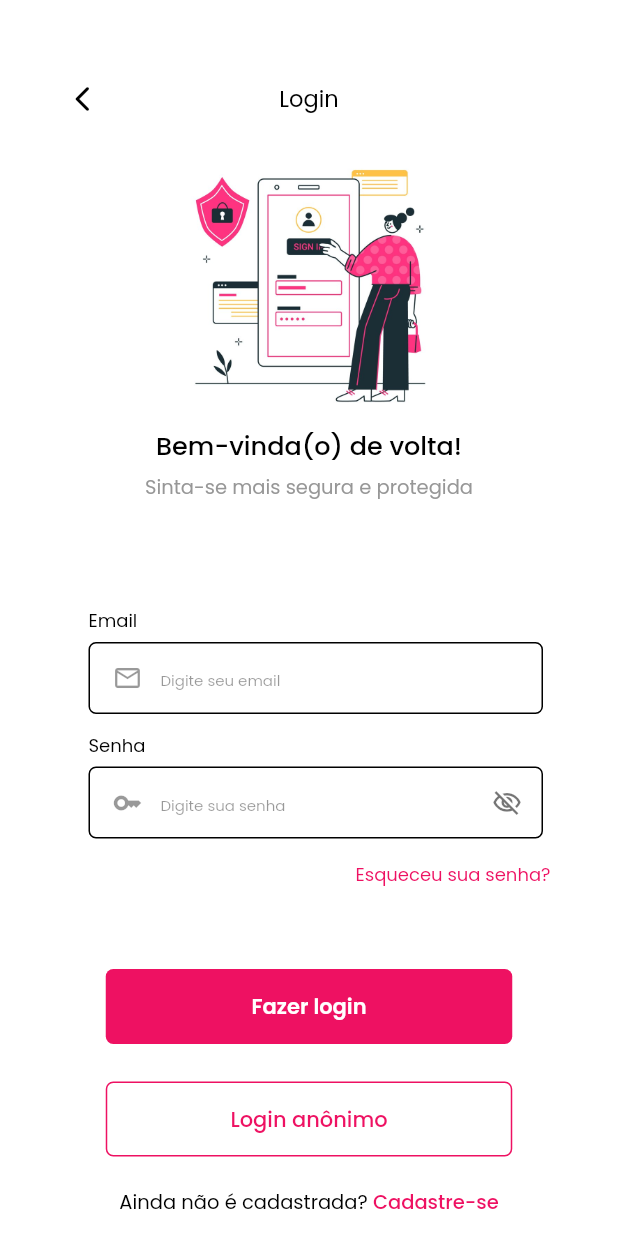
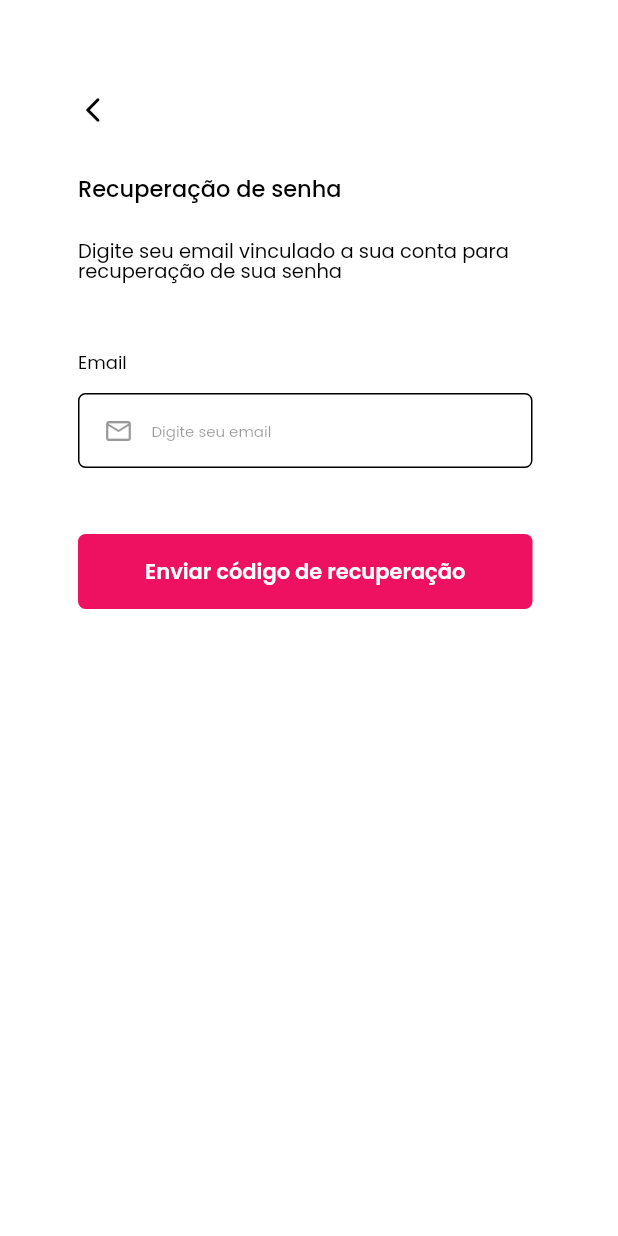
Before and after one commit to samyrafariass/JuntaAi, a Flutter app: the LoginScreen screen opened by its route, after a tap on the "arrow back ios new" icon, after a tap on "Iniciar", after a tap on "Esqueceu sua senha?", on a phone screen of 412 x 824 dp. Run offline on Flutter 3.47's test engine with Material 3 defaults, Android fonts, the light colour scheme and no system bars; our stand-ins replace flutter_svg, go_router, google_fonts.

Commit message:
feat: novas telas de autenticação e dashboard + novos ícones e imagens

```diff
--- a/FrontEnd/juntaai_app/lib/core/constants/app_colors.dart
+++ b/FrontEnd/juntaai_app/lib/core/constants/app_colors.dart
@@ -1,9 +1,36 @@
 import 'package:flutter/material.dart';
 
 class AppColors {
-  // #DD2A7B com alpha CC  => 0xCCDD2A7B
-  static const primary = Color(0xCCDD2A7B);
+  // ======== PRINCIPAIS ========
+  static const primary = Color(0xFFEE1162); // Rosa principal (#EE1162)
+  static const primarySoft = Color(0x80EE1162); // 50% transparência
+  static const background = Color(0xFFFDFDFD); // Fundo geral
+  static const surface = Colors.white; // Cartões, campos, etc.
+  static const border = Color(0x59D9D9D9); // Bordas sutis (D9D9D959)
+  static const shadow = Color(0x33D9D9D9); // Sombras leves (D9D9D933)
+  static const onPrimary = Colors.white; // Texto em botões rosa
 
-  static const onPrimary = Colors.white;
-  static const background = Colors.white;
+  // ======== TEXTOS ========
+  static const text = Colors.black;
+  static const textMuted = Color(0xFF979797);
+  static const textHint = Color(0x66000000); // placeholder e ícones input
+  static const textDisabled = Color(0xFFCCCCCC);
+
+  // ======== ELEMENTOS DECORATIVOS ========
+  static const chip = Color(0xFFFAB7D0);
+  static const chipSoft = Color(0x80FAB7D0); // 50%
+
+  // ======== ESTADOS ========
+  static const success = Color(0xFF4CAF50);
+  static const warning = Color(0xFFFFC107);
+  static const error = Color(0xFFD32F2F);
+
+  // ======== EXTRAS ========
+  static const navInactive = Color(0xFFC4C4C4); // Navegação desativada
+  static const overlay = Color(0x33000000); // 20% preto (para sombras leves)
+
+  // ======== ALIASES PARA COMPATIBILIDADE ========
+  static const cardBorder = border; // usa o mesmo #D9D9D959
+  static const cardShadow = shadow; // usa o mesmo #D9D9D933
+  static const primaryPink = primary; // usa o rosa principal
 }
--- a/FrontEnd/juntaai_app/lib/core/router/app_router.dart
+++ b/FrontEnd/juntaai_app/lib/core/router/app_router.dart
@@ -1,10 +1,16 @@
 import 'package:flutter/material.dart';
 import 'package:go_router/go_router.dart';
 
+// importações das telas
 import '../../features/splash/presentation/splash_screen.dart';
 import '../../features/home/presentation/home_screen.dart';
 import '../../features/auth/presentation/login_screen.dart';
-import '../../features/register/presentation/cadastro_screen.dart'; // ⬅️ nova tela
+import '../../features/register/presentation/cadastro_screen.dart';
+import '../../features/dashboard/presentation/dashboard_screen.dart';
+
+// telas de recuperação (somente as prontas)
+import '../../features/auth/presentation/recovery_request_screen.dart';
+import '../../features/auth/presentation/recovery_code_screen.dart';
 
 class AppRouter {
   // Transição padrão: slide da direita (300ms)
@@ -24,7 +30,7 @@ class AppRouter {
     );
   }
 
-  // Um único GoRouter para o app inteiro
+  // GoRouter principal do app
   static final GoRouter router = GoRouter(
     initialLocation: '/',
     routes: [
@@ -45,8 +51,25 @@ class AppRouter {
       ),
       GoRoute(
         path: '/cadastro',
-        name: 'cadastro', // ⬅️ novo nome de rota
+        name: 'cadastro',
         pageBuilder: (_, __) => _slideRightPage(child: const CadastroScreen()),
+      ),
+      GoRoute(
+        path: '/dashboard',
+        name: 'dashboard',
+        pageBuilder: (_, __) => _slideRightPage(child: const DashboardScreen()),
+      ),
+
+      // ======== Recuperação de Senha ========
+      GoRoute(
+        path: '/recovery/request',
+        name: 'recovery_request',
+        pageBuilder: (_, __) => _slideRightPage(child: const RecoveryRequestScreen()),
+      ),
+      GoRoute(
+        path: '/recovery/code',
+        name: 'recovery_code',
+        pageBuilder: (_, __) => _slideRightPage(child: const RecoveryCodeScreen()),
       ),
     ],
     errorBuilder: (_, __) => const Scaffold(body: Center(child: Text('Rota não encontrada'))),
--- a/FrontEnd/juntaai_app/lib/features/auth/presentation/login_screen.dart
+++ b/FrontEnd/juntaai_app/lib/features/auth/presentation/login_screen.dart
@@ -121,7 +121,7 @@ class _LoginScreenState extends State<LoginScreen> {
                       child: Align(
                         alignment: Alignment.centerRight,
                         child: GestureDetector(
-                          onTap: () {},
+                          onTap: () => context.goNamed('recovery_request'),
                           child: Text('Esqueceu sua senha?', style: AppTypography.forgotPassword),
                         ),
                       ),
@@ -131,7 +131,16 @@ class _LoginScreenState extends State<LoginScreen> {
                     // top:684 → (texto esqueceu ~609 + 18 de altura = 627) → 684 - 627 = 57
                     const SizedBox(height: 57),
                     Center(
-                      child: PrimaryButton(label: 'Fazer login', onPressed: () {}, width: 271, height: 50, backgroundColor: pink, borderRadius: 5),
+                      child: PrimaryButton(
+                        label: 'Fazer login',
+                        onPressed: () {
+                          context.goNamed('dashboard');
+                        },
+                        width: 271,
+                        height: 50,
+                        backgroundColor: pink,
+                        borderRadius: 5,
+                      ),
                     ),
 
                     // ===== OUTLINED =====
--- /dev/null
+++ b/FrontEnd/juntaai_app/lib/features/auth/presentation/recovery_request_screen.dart
@@ -0,0 +1,115 @@
+import 'package:flutter/material.dart';
+import 'package:go_router/go_router.dart';
+import 'package:juntaai_app/core/constants/app_colors.dart';
+import 'package:juntaai_app/core/typography.dart';
+
+class RecoveryRequestScreen extends StatelessWidget {
+  const RecoveryRequestScreen({super.key});
+
+  @override
+  Widget build(BuildContext context) {
+    return Scaffold(
+      backgroundColor: AppColors.surface,
+      body: Center(
+        child: Container(
+          width: 390,
+          height: 844,
+          decoration: BoxDecoration(color: AppColors.surface, borderRadius: BorderRadius.circular(5)),
+          child: Stack(
+            children: [
+              // seta voltar
+              Positioned(
+                top: 63,
+                left: 41,
+                child: GestureDetector(
+                  onTap: () => context.goNamed('login'),
+                  child: const Icon(Icons.arrow_back_ios_new_rounded, size: 20, color: AppColors.text),
+                ),
+              ),
+
+              // título
+              Positioned(
+                top: 118,
+                left: 41,
+                child: Text(
+                  'Recuperação de senha',
+                  style: AppTypography.loginTitle.copyWith(fontSize: 15, fontWeight: FontWeight.w500, color: AppColors.text),
+                ),
+              ),
+
+              // subtítulo
+              Positioned(
+                top: 161,
+                left: 41,
+                width: 294,
+                child: Text('Digite seu email vinculado a sua conta para recuperação de sua senha', style: AppTypography.registerBody.copyWith(fontSize: 13, color: AppColors.text, height: 1.0)),
+              ),
+
+              // label
+              Positioned(
+                top: 236,
+                left: 41,
+                child: Text('Email', style: AppTypography.fieldLabel.copyWith(fontSize: 12, color: AppColors.text)),
+              ),
+
+              // input
+              Positioned(
+                top: 262,
+                left: 41,
+                child: Container(
+                  width: 303,
+                  height: 50,
+                  decoration: BoxDecoration(
+                    borderRadius: BorderRadius.circular(5),
+                    border: Border.all(color: AppColors.text, width: 1),
+                  ),
+                  child: Row(
+                    children: [
+                      const SizedBox(width: 16),
+                      const Icon(Icons.mail_outline, size: 20, color: AppColors.textHint),
+                      const SizedBox(width: 12),
+                      Expanded(
+                        child: TextField(
+                          style: AppTypography.fieldLabel.copyWith(fontSize: 10, color: AppColors.text),
+                          decoration: InputDecoration(
+                            hintText: 'Digite seu email',
+                            hintStyle: AppTypography.hint.copyWith(fontSize: 10, color: AppColors.textHint),
+                            border: InputBorder.none,
+                            isCollapsed: true,
+                            contentPadding: const EdgeInsets.symmetric(vertical: 17),
+                          ),
+                        ),
+                      ),
+                    ],
+                  ),
+                ),
+              ),
+
+              // botão
+              Positioned(
+                top: 356,
+                left: 41,
+                child: GestureDetector(
+                  onTap: () {
+                    context.goNamed('recovery_code');
+                  },
+                  child: Container(
+                    width: 303,
+                    height: 50,
+                    decoration: BoxDecoration(color: AppColors.primary, borderRadius: BorderRadius.circular(5)),
+                    child: Center(
+                      child: Text(
+                        'Enviar código de recuperação',
+                        style: AppTypography.loginTitle.copyWith(fontSize: 14, fontWeight: FontWeight.w600, color: AppColors.onPrimary),
+                      ),
+                    ),
+                  ),
+                ),
+              ),
+            ],
+          ),
+        ),
+      ),
+    );
+  }
+}
```
Also changed, not shown: FrontEnd/juntaai_app/lib/features/auth/presentation/recovery_code_screen.dart (added, +161 -0 lines), FrontEnd/juntaai_app/lib/features/dashboard/presentation/dashboard_screen.dart (added, +275 -0 lines), FrontEnd/juntaai_app/lib/shared/widgets/bottom_nav_item.dart (added, +37 -0 lines), FrontEnd/juntaai_app/assets/icons/emergency.svg (added), FrontEnd/juntaai_app/assets/icons/menu.svg (added), FrontEnd/juntaai_app/assets/images/amor_proprio.png (added), FrontEnd/juntaai_app/assets/images/dedo_indicador.png (added), FrontEnd/juntaai_app/assets/images/denunciante.png (added), FrontEnd/juntaai_app/assets/images/flor_de_lotus.png (added), FrontEnd/juntaai_app/assets/images/perguntando.png (added), FrontEnd/juntaai_app/lib/features/auth/presentation/recovery_reset_screen.dart (added).
